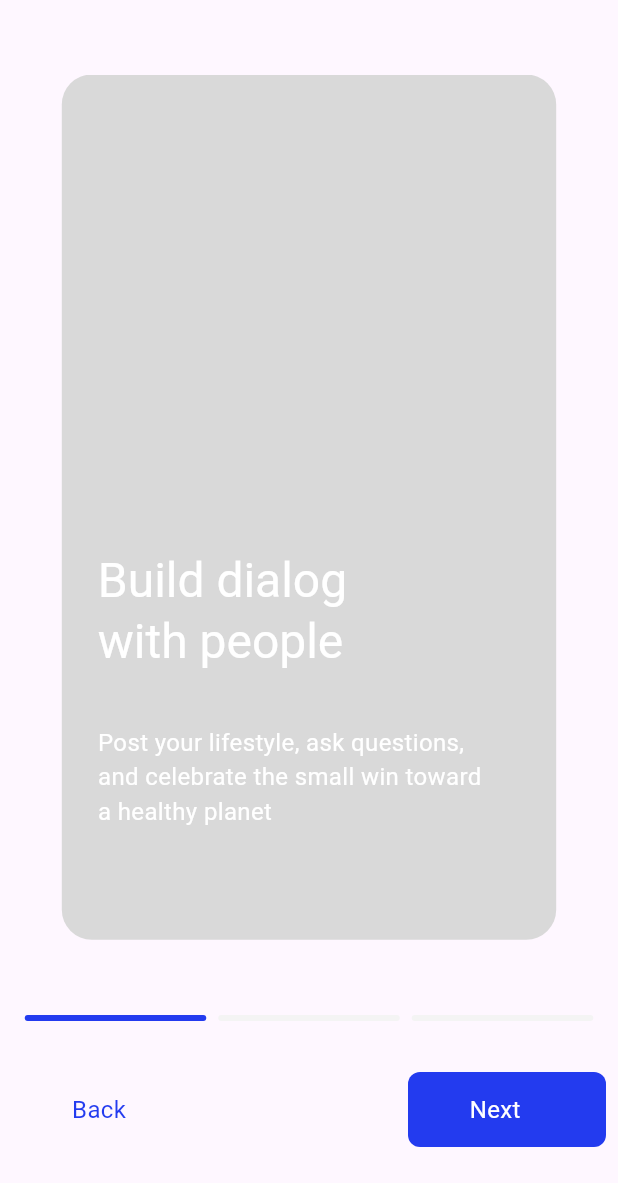
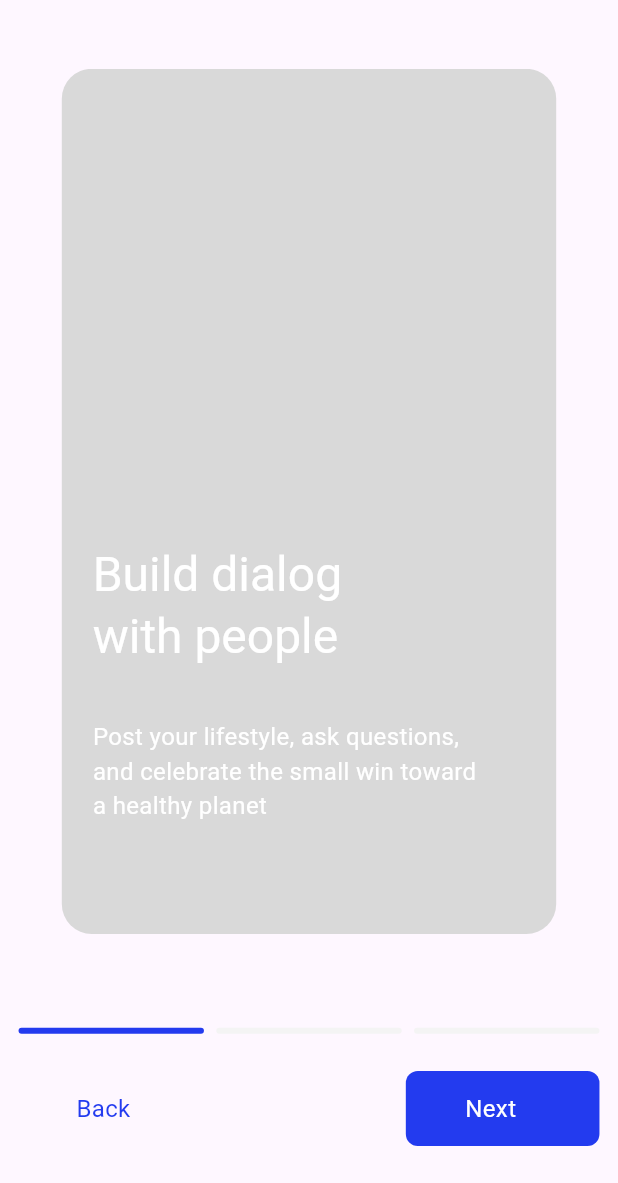
Before and after one commit to uvcorn/kuriosity, a Flutter app: the ThirdOnbordingScreen screen opened by its route, on a phone screen of 412 x 824 dp, the part 53-1236 px from its top. Run offline on Flutter 3.47's test engine with Material 3 defaults, Android fonts, the phone set to English and light mode, and no system bars; our stand-ins replace cached_network_image, country_code_picker, flutter_linkify, flutter_screenutil, flutter_spinkit, flutter_svg and 5 more; missing offline and left inert: any_link_preview, linkify; network calls fail.

Commit message:
inter permission with some resonsive.

```diff
--- a/lib/view/screens/onboarding/third_onbording_screen.dart
+++ b/lib/view/screens/onboarding/third_onbording_screen.dart
@@ -58,6 +58,7 @@ class _ThirdOnbordingScreenState extends State<ThirdOnbordingScreen> {
   @override
   Widget build(BuildContext context) {
     final textTheme = Theme.of(context).textTheme;
+    final size = MediaQuery.of(context).size;
     return Scaffold(
       appBar: PreferredSize(
         preferredSize: Size.fromHeight(40),
@@ -65,10 +66,10 @@ class _ThirdOnbordingScreenState extends State<ThirdOnbordingScreen> {
       ),
       body: Column(
         children: [
-          SizedBox(height: 45),
+          SizedBox(height: size.height * 0.05),
           Expanded(
             child: Padding(
-              padding: const EdgeInsets.symmetric(horizontal: 24),
+              padding: EdgeInsets.symmetric(horizontal: size.width * 0.06),
               child: PageView.builder(
                 controller: _pageController,
                 itemCount: _pages.length,
@@ -99,8 +100,8 @@ class _ThirdOnbordingScreenState extends State<ThirdOnbordingScreen> {
                               borderRadius: BorderRadius.circular(20),
                             ),
                             child: Padding(
-                              padding: const EdgeInsets.symmetric(
-                                horizontal: 24,
+                              padding: EdgeInsets.symmetric(
+                                horizontal: size.width * 0.05,
                               ),
                               child: Column(
                                 crossAxisAlignment: CrossAxisAlignment.start,
@@ -113,9 +114,7 @@ class _ThirdOnbordingScreenState extends State<ThirdOnbordingScreen> {
                                       color: AppColors.white,
                                     ),
                                   ),
-                                  SizedBox(
-                                    height: containerHeight * 0.06,
-                                  ), // 6% spacing
+                                  SizedBox(height: containerHeight * 0.06),
                                   Text(
                                     page.body,
                                     textAlign: TextAlign.start,
@@ -135,7 +134,7 @@ class _ThirdOnbordingScreenState extends State<ThirdOnbordingScreen> {
               ),
             ),
           ),
-          SizedBox(height: 34),
+          SizedBox(height: size.width * 0.04),
           SizedBox(
             width: double.infinity,
             child: Column(
@@ -145,9 +144,11 @@ class _ThirdOnbordingScreenState extends State<ThirdOnbordingScreen> {
                   children: List.generate(_pages.length, (index) {
                     return AnimatedContainer(
                       duration: Duration(milliseconds: 300),
-                      margin: EdgeInsets.symmetric(horizontal: 4),
-                      height: 4,
-                      width: 121,
+                      margin: EdgeInsets.symmetric(
+                        horizontal: size.width * 0.01,
+                      ),
+                      height: size.height * 0.005,
+                      width: size.width * 0.3,
                       decoration: BoxDecoration(
                         color: _currentPage == index
                             ? AppColors.primary
@@ -157,9 +158,9 @@ class _ThirdOnbordingScreenState extends State<ThirdOnbordingScreen> {
                     );
                   }),
                 ),
-                const SizedBox(height: 34),
+                SizedBox(height: size.height * 0.03),
                 Padding(
-                  padding: const EdgeInsets.symmetric(horizontal: 8.0),
+                  padding: EdgeInsets.symmetric(horizontal: size.width * 0.03),
                   child: Row(
                     children: [
                       Expanded(
@@ -185,7 +186,7 @@ class _ThirdOnbordingScreenState extends State<ThirdOnbordingScreen> {
                     ],
                   ),
                 ),
-                const SizedBox(height: 24),
+                SizedBox(height: size.height * 0.03),
               ],
             ),
           ),
--- a/lib/view/screens/splash_screen/splash_screens.dart
+++ b/lib/view/screens/splash_screen/splash_screens.dart
@@ -22,7 +22,7 @@ class _SplashScreenState extends State<SplashScreen> {
 
   Future<void> _moveTONextScreen() async {
     await Future.delayed(Duration(seconds: 2));
-    Get.offAllNamed(AppRoutes.homeScreen);
+    Get.offAllNamed(AppRoutes.firstOnbordingScreen);
   }
 
   @override
```
Also changed, not shown: lib/view/screens/profile/screens/followers_following_screen.dart (+25 -7 lines), 1 other file.
